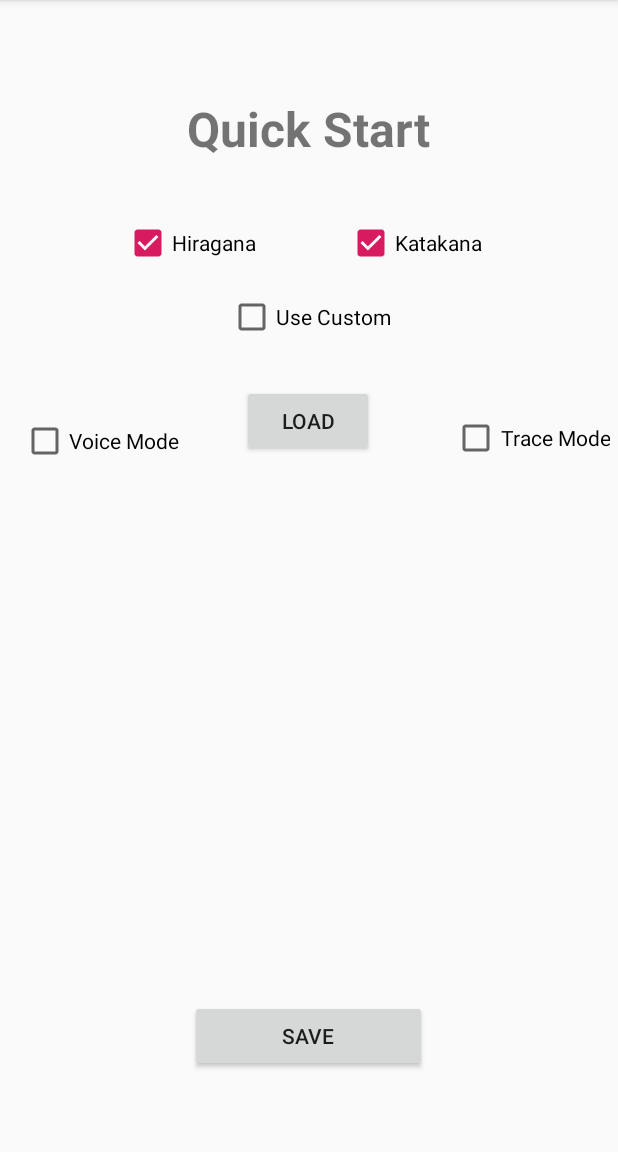
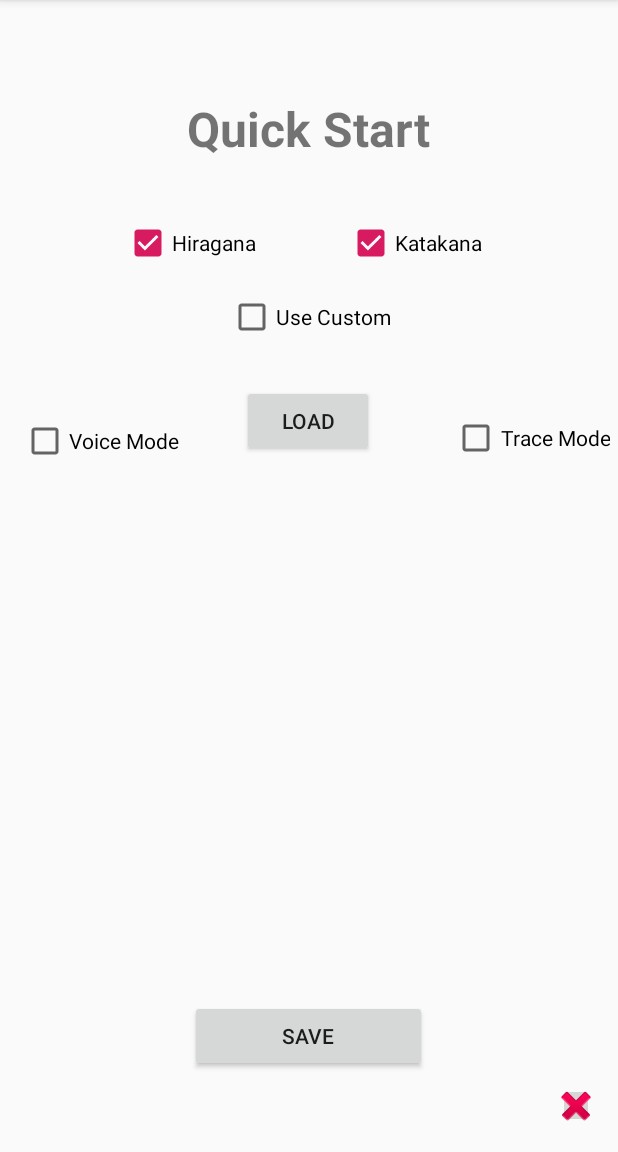
Before and after one commit to Rymoore94/KanaKards, an Android app: the screen it shows after launch (SettingsScreen), after a tap on "SETTINGS", on a phone screen of 412 x 824 dp, the part 84-1236 px from its top. Run offline under Robolectric (Android 15) with nearby library versions, the phone set to English and light mode, and no system bars.

Commit message:
Added button in the SettingsScreen activity to reset all saved data.

```diff
--- a/app/src/main/res/layout/activity_settings_screen.xml
+++ b/app/src/main/res/layout/activity_settings_screen.xml
@@ -110,4 +110,14 @@
             app:layout_constraintBottom_toTopOf="@+id/customView"
             app:layout_constraintEnd_toEndOf="parent" />
 
+    <ImageButton
+            android:id="@+id/resetButt"
+            android:layout_width="24dp"
+            android:layout_height="30dp"
+            android:layout_marginEnd="16dp"
+            android:layout_marginBottom="16dp"
+            app:layout_constraintBottom_toBottomOf="parent"
+            app:layout_constraintEnd_toEndOf="parent"
+            app:srcCompat="@android:drawable/ic_delete" />
+
 </androidx.constraintlayout.widget.ConstraintLayout>
```
Also changed, not shown: app/src/main/java/com/example/ryan/kanakards/SettingsScreen.java (+36 -0 lines), app/src/main/java/com/example/ryan/kanakards/save.java (+7 -0 lines).
